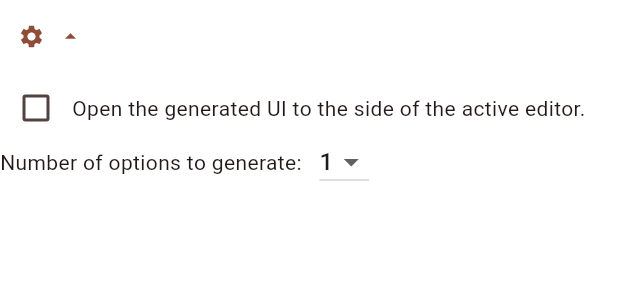
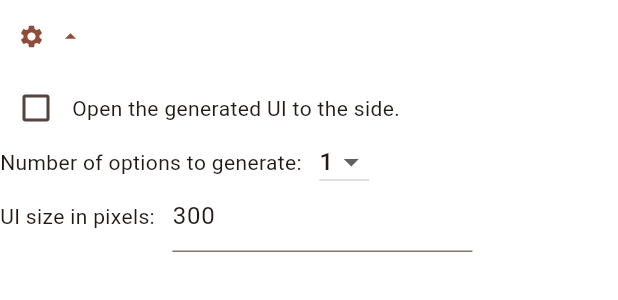
Before and after one commit to polina-c/genui-panel, a Flutter app: the SettingsExpandableButton widget shown alone on an empty page, opened directly with empty values, after a tap on the "settings" icon, on a phone screen of 412 x 824 dp. Shown: the top 300 px of the screen. Run offline on Flutter 3.47's test engine with Material 3 defaults, Android fonts, the light colour scheme and no system bars; our stand-ins replace flutter_svg, google_sign_in, web; missing offline and left inert: dart:js_interop, google_sign_in_web.

Commit message:
Update _settings.dart

```diff
--- a/ui/lib/screens/sidebar/_settings.dart
+++ b/ui/lib/screens/sidebar/_settings.dart
@@ -8,6 +8,9 @@ class SettingsController {
 
   bool _openOnSide = false;
   bool get openOnSide => _openOnSide;
+
+  int _uiSizePx = 300;
+  int get uiSizePx => _uiSizePx;
 
   /// No-op placeholder.
   void dispose() {}
@@ -28,11 +31,23 @@ class SettingsExpandableButton extends StatefulWidget {
 
 class _SettingsExpandableButtonState extends State<SettingsExpandableButton> {
   bool _isExpanded = false;
+  final _sizeController = TextEditingController();
+
+  @override
+  void dispose() {
+    _sizeController.dispose();
+    super.dispose();
+  }
+
+  @override
+  void initState() {
+    super.initState();
+    _sizeController.text = widget.controller.uiSizePx.toString();
+  }
 
   @override
   Widget build(BuildContext context) {
-    return Container(
-      child: Column(
+    return Column(
       crossAxisAlignment: CrossAxisAlignment.start,
       children: [
         TextButton.icon(
@@ -54,7 +69,7 @@ class _SettingsExpandableButtonState extends State<SettingsExpandableButton> {
                 },
               ),
               const Text(
-                  'Open the generated UI to the side of the active editor.',
+                'Open the generated UI to the side.',
               ),
             ],
           ),
@@ -81,9 +96,31 @@ class _SettingsExpandableButtonState extends State<SettingsExpandableButton> {
               ),
             ],
           ),
+          const SizedBox(width: 8),
+          Row(
+            children: [
+              const Text('UI size in pixels: '),
+              const SizedBox(width: 8),
+              SizedBox(
+                width: 200,
+                child: TextField(
+                  keyboardType: TextInputType.number,
+                  controller: _sizeController,
+                  onChanged: (String value) {
+                    final parsedValue = int.tryParse(value);
+                    if (parsedValue == null) return;
+                    if (parsedValue <= 0) return;
+                    if (parsedValue > 1000) return;
+                    setState(() {
+                      widget.controller._uiSizePx = parsedValue;
+                    });
+                  },
+                ),
+              ),
+            ],
+          ),
         ]
       ],
-      ),
     );
   }
 }
```
Lines whose indentation alone changed are shown as unchanged.
